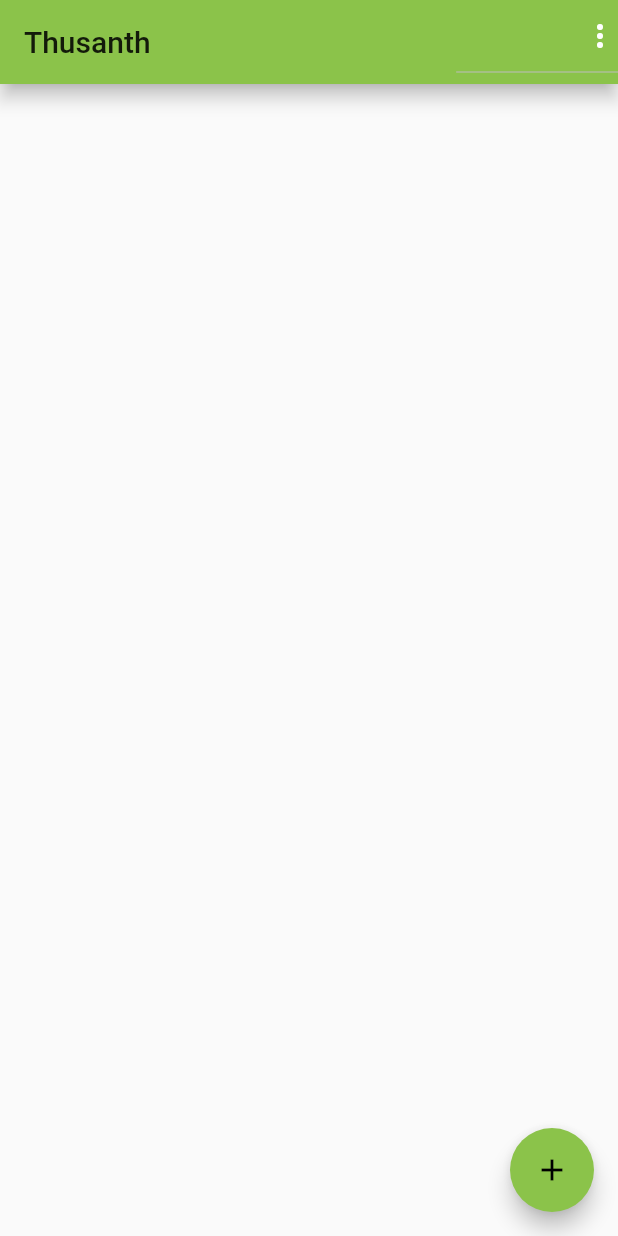
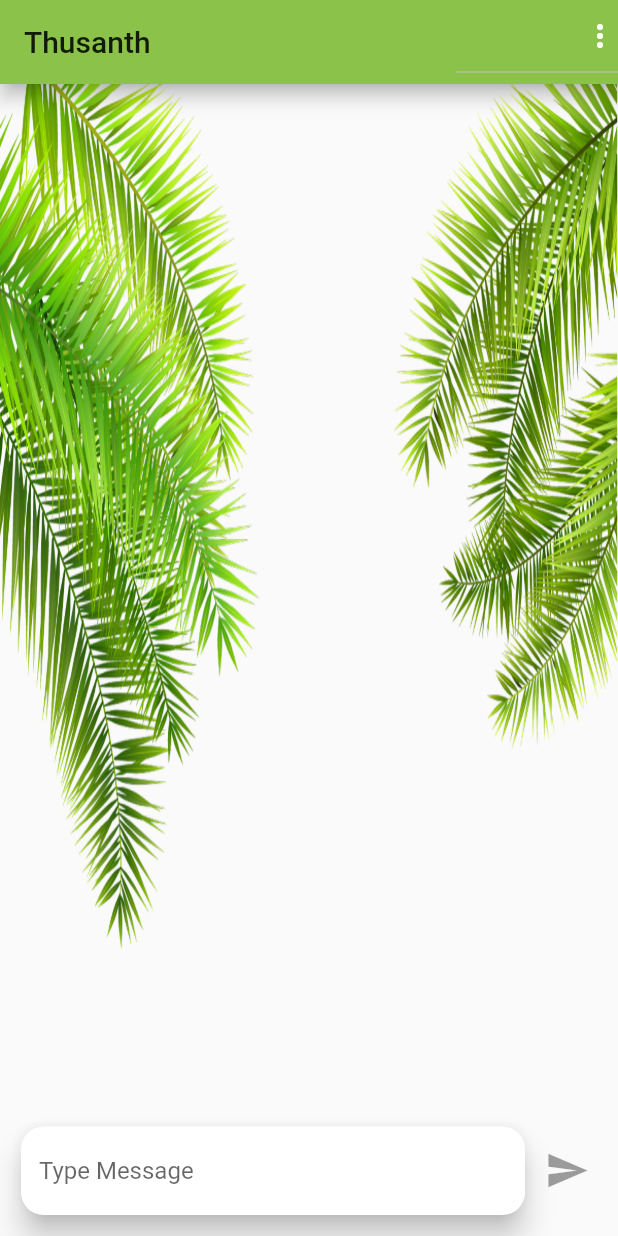
Before and after one commit to Thusatharan/Say-Hi, a Flutter app: the screen it shows once a user with an empty profile is signed in, on a phone screen of 412 x 824 dp. Run offline on Flutter 3.47's test engine with Material 2 defaults, Android fonts, the phone set to English and light mode, and no system bars; our stand-ins replace cloud_firestore, firebase_auth, flutter_custom_clippers; accounts and stored records are empty.

Commit message:
Sending Messages Done

```diff
--- a/lib/screens/chat_screen.dart
+++ b/lib/screens/chat_screen.dart
@@ -1,3 +1,4 @@
+import 'package:SayHi/widgets/create_message_widget.dart';
 import 'package:firebase_auth/firebase_auth.dart';
 import 'package:flutter/material.dart';
 import 'package:cloud_firestore/cloud_firestore.dart';
@@ -40,10 +41,18 @@ class ChatScreen extends StatelessWidget {
           ),
         ],
       ),
-      body: StreamBuilder(
+      body: Container(
+        decoration: BoxDecoration(
+            image: DecorationImage(
+                image: AssetImage('assets/images/leaf.png'), fit: BoxFit.fill)),
+        child: Column(
+          children: [
+            Expanded(
+              child: StreamBuilder(
                 stream: Firestore.instance.collection('chat').snapshots(),
                 builder: (ctx, streamSnapshot) {
-          if (streamSnapshot.connectionState == ConnectionState.waiting) {
+                  if (streamSnapshot.connectionState ==
+                      ConnectionState.waiting) {
                     return Center(
                       child: CircularProgressIndicator(),
                     );
@@ -69,14 +78,19 @@ class ChatScreen extends StatelessWidget {
                   );
                 },
               ),
-      floatingActionButton: FloatingActionButton(
-        child: Icon(Icons.add),
-        onPressed: () {
-          Firestore.instance
-              .collection('chat')
-              .add({'text': 'Pressed Add Button'});
-        },
             ),
+            CreateNewMessage(),
+          ],
+        ),
+      ),
+      // floatingActionButton: FloatingActionButton(
+      //   child: Icon(Icons.add),
+      //   onPressed: () {
+      //     Firestore.instance
+      //         .collection('chat')
+      //         .add({'text': 'Pressed Add Button'});
+      //   },
+      // ),
     );
   }
 }
--- /dev/null
+++ b/lib/widgets/create_message_widget.dart
@@ -0,0 +1,61 @@
+import 'package:flutter/material.dart';
+import 'package:cloud_firestore/cloud_firestore.dart';
+import 'package:flutter_custom_clippers/flutter_custom_clippers.dart';
+
+class CreateNewMessage extends StatefulWidget {
+  @override
+  _CreateNewMessageState createState() => _CreateNewMessageState();
+}
+
+class _CreateNewMessageState extends State<CreateNewMessage> {
+  var _newMessage = '';
+
+  void _sendText() {
+    FocusScope.of(context).unfocus();
+    Firestore.instance.collection('chat').add(
+      {
+        'text': _newMessage,
+      },
+    );
+  }
+
+  @override
+  Widget build(BuildContext context) {
+    return Container(
+      // padding: EdgeInsets.all(10),
+      margin: EdgeInsets.all(10),
+      child: Row(
+        children: [
+          Expanded(
+            child: Card(
+              elevation: 8,
+              shape: RoundedRectangleBorder(
+                  borderRadius: BorderRadius.circular(15)),
+              child: TextField(
+                cursorWidth: 1,
+                cursorHeight: 20,
+                cursorColor: Theme.of(context).primaryColor,
+                decoration: InputDecoration(
+                    fillColor: Colors.yellow,
+                    hintText: 'Type Message',
+                    border: OutlineInputBorder(borderSide: BorderSide.none)),
+                onChanged: (value) {
+                  setState(() {
+                    _newMessage = value;
+                  });
+                },
+              ),
+            ),
+          ),
+          IconButton(
+              color: Theme.of(context).primaryColorDark,
+              icon: Icon(
+                Icons.send,
+                size: 30,
+              ),
+              onPressed: _newMessage.trim().isEmpty ? null : _sendText),
+        ],
+      ),
+    );
+  }
+}
```
Lines whose indentation alone changed are shown as unchanged.
